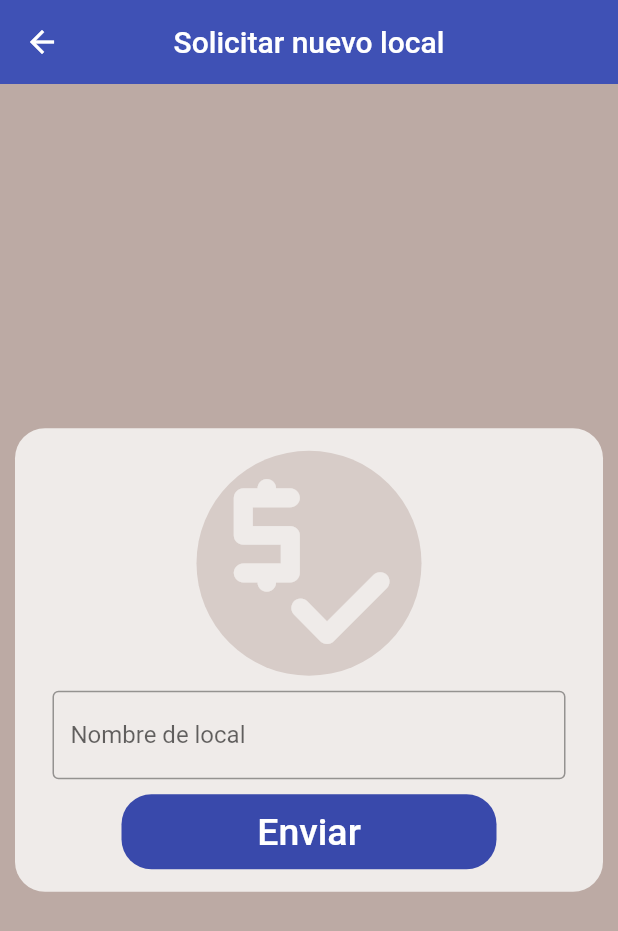
After one commit to YonoVid/ProyectoOfertas, a Flutter app: the AgregarLocal screen opened by its route, on a phone screen of 412 x 824 dp. The commit adds this screen. Shown: the top 931 px of the screen. Run offline on Flutter 3.47's test engine with Material 2 defaults, Android fonts, the phone set to English and light mode, and no system bars; our stand-ins replace cloud_firestore, firebase_auth, firebase_core, google_maps_flutter, location, sqflite; missing offline and left inert: geocode; accounts and stored records are empty; network calls fail; project files that could hold a hidden picture were left out.

Commit message:
Agregada opción de añadir favoritos en tiempo real y una proto solicitud de agregar local

```diff
--- a/Proyecto/lib/main.dart
+++ b/Proyecto/lib/main.dart
@@ -1,4 +1,5 @@
 import 'package:flutter/material.dart';
+import 'package:ofertas_flutter/screens/agregar_local.dart';
 import 'package:ofertas_flutter/screens/reporte.dart';
 import 'package:provider/provider.dart';
 
@@ -16,6 +17,8 @@ import 'package:firebase_core/firebase_core.dart';
 import 'firebase_options.dart';
 
 void main() async {
+  // Avoid errors caused by flutter upgrade.
+  // Importing 'package:flutter/widgets.dart' is required.
   WidgetsFlutterBinding.ensureInitialized();
   await Firebase.initializeApp(
     options: DefaultFirebaseOptions.currentPlatform,
@@ -40,6 +43,7 @@ class OfertasFlutter extends StatelessWidget {
       '/soporte': (context) => Soporte(),
       '/preguntas': (context) => Preguntas(),
       '/opciones': (context) => Opciones(),
+     '/agregar_local': (context) => AgregarLocal(),
       '/agregar_oferta': (context) => AgregarOferta(),
      '/reporte': (context) => Reporte(),
     },
--- /dev/null
+++ b/Proyecto/lib/screens/agregar_local.dart
@@ -0,0 +1,97 @@
+import 'package:cloud_firestore/cloud_firestore.dart';
+import 'package:flutter/material.dart';
+import 'package:ofertas_flutter/screens/navigationDrawer.dart';
+import 'package:ofertas_flutter/widgets/formbase.dart';
+import 'package:provider/provider.dart';
+
+import '../app_state.dart';
+
+class AgregarLocal extends StatefulWidget {
+  const AgregarLocal({Key? key}) : super(key: key);
+
+  @override
+  State<AgregarLocal> createState() => _AgregarLocalState();
+}
+
+class _AgregarLocalState extends State<AgregarLocal> {
+
+  final TextEditingController _inputName = TextEditingController();
+  final TextEditingController _inputLocation = TextEditingController();
+
+  void msg(String msg){
+    ScaffoldMessenger.of(context).hideCurrentSnackBar();
+    ScaffoldMessenger.of(context).showSnackBar(SnackBar(
+      content: Text(msg),
+    ));
+  }
+
+  @override
+  Widget build(BuildContext context) {
+    return Scaffold(
+      appBar: AppBar(
+        title: Text("Solicitar nuevo local"),
+        centerTitle: true,
+        backgroundColor: Colors.indigo[500],
+        elevation: 0.0,
+      ),
+      body: Center(
+        child: SingleChildScrollView(
+          child: FormBase(
+            children: [
+              Container(
+                height: 150.0,
+                width: 150.0,
+                decoration: BoxDecoration(
+                  color: Colors.brown[100],
+                  borderRadius: BorderRadius.circular(200),
+                ),
+                child: const FittedBox(
+                    fit: BoxFit.cover,
+                    child: Icon(
+                      Icons.price_check_rounded,
+                    )),
+              ),
+              Padding(
+                padding: const EdgeInsets.all(10),
+                child: TextField(
+                  controller: _inputName,
+                  decoration: const InputDecoration(
+                      border: OutlineInputBorder(),
+                      labelText: 'Nombre de local',
+                      hintText: 'Ejemplo: Verdurería el Poroto'),
+                ),
+              ),
+              Container(
+                height: 50,
+                width: 250,
+                decoration: BoxDecoration(
+                    color: Colors.indigo[600],
+                    borderRadius: BorderRadius.circular(20)),
+                child: TextButton(
+                  onPressed: () async {
+                    if (_inputName.text != "") {
+                      if (await Provider.of<AppState>(context, listen: false)
+                          .sendLocal(_inputName.text)) {
+                        Navigator.pop(context);
+                        msg("¡La solicitud ha sido enviado exitosamente!");
+                      } else {
+                        msg("Ha ocurrido un error al enviar la oferta");
+                      }
+                    }
+                    else{
+                      msg("Se debe completar el campo de nombre");
+                    }
+                  },
+                  child: const Text(
+                    'Enviar',
+                    style: TextStyle(color: Colors.white, fontSize: 25),
+                  ),
+                ),
+              ),
+            ],
+          ),
+        ),
+      ),
+    );
+  }
+}
```
Also changed, not shown: Proyecto/lib/app_state.dart (+153 -5 lines), Proyecto/lib/screens/home.dart (+73 -16 lines), Proyecto/lib/screens/ofertas.dart (+44 -19 lines).
